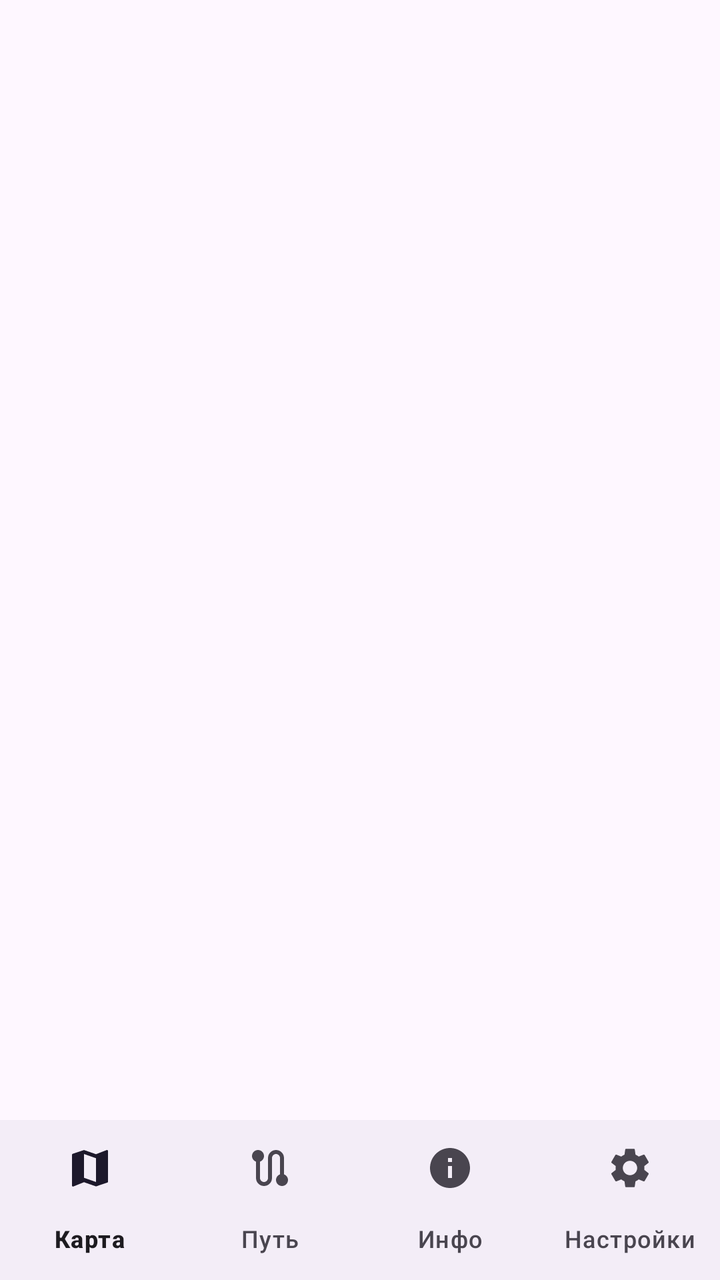
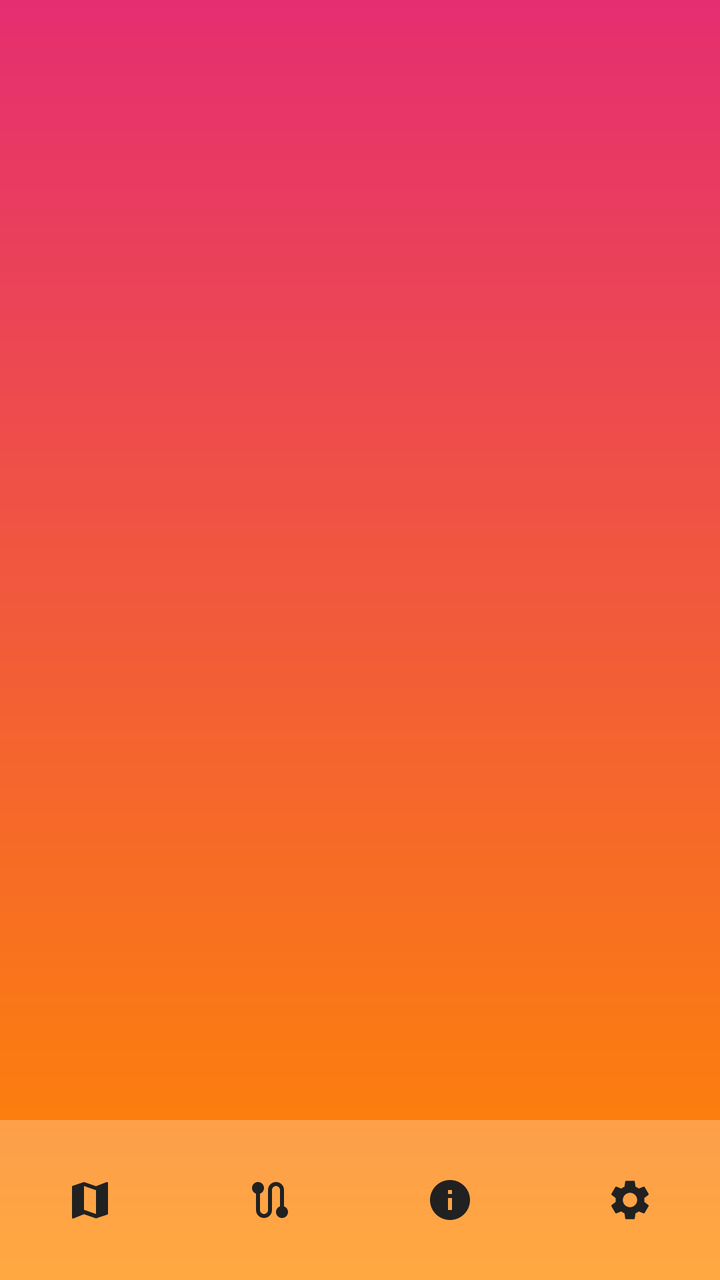

Before-and-after screenshots of an Android layout around one commit, followed by the original layout XML and the change that was made.
<!-- AndroidManifest.xml: application theme Theme.WhereAmI -->
<!-- res/layout/activity_main.xml -->
<?xml version="1.0" encoding="utf-8"?>
<LinearLayout
    xmlns:android="http://schemas.android.com/apk/res/android"
    xmlns:app="http://schemas.android.com/apk/res-auto"
    android:id="@+id/main"
    android:layout_width="match_parent"
    android:layout_height="match_parent"
    android:orientation="vertical">

    <androidx.fragment.app.FragmentContainerView
        android:id="@+id/fragment_container"
        android:layout_width="match_parent"
        android:layout_height="0dp"
        android:layout_weight="1" />

    <com.google.android.material.bottomnavigation.BottomNavigationView
        android:id="@+id/bottom_nav"
        android:layout_width="match_parent"
        android:layout_height="wrap_content"
        app:labelVisibilityMode="labeled"
        app:menu="@menu/bottom_nav_menu" />

</LinearLayout>
<!-- resources referenced by this layout -->
<resources>
  <style name="Theme.WhereAmI" parent="Base.Theme.WhereAmI" />
  <style name="Base.Theme.WhereAmI" parent="Theme.Material3.DayNight.NoActionBar">
          
          
      </style>
</resources>

<!-- the commit's change to res/layout/activity_main.xml (unified diff, before → after) -->
@@ -17,7 +17,11 @@
         android:id="@+id/bottom_nav"
         android:layout_width="match_parent"
         android:layout_height="wrap_content"
-        app:labelVisibilityMode="labeled"
+        android:background="@color/brand_translucent_white"
+        app:backgroundTint="@color/brand_translucent_white"
+        app:labelVisibilityMode="unlabeled"
+        app:itemIconTint="@color/brand_dark"
+        app:itemActiveIndicatorStyle="@style/Widget.WhereAmI.BottomNav.ActiveIndicator"
         app:menu="@menu/bottom_nav_menu" />
 
 </LinearLayout>
<!-- resource entries referenced after the edit -->
@@ -1,9 +1,30 @@
 <!-- resources referenced by this layout -->
 <resources>
+  <color name="brand_dark">#212121</color>
+  <color name="brand_translucent_white">#80FFFFFF</color>
+  <style name="Widget.WhereAmI.BottomNav.ActiveIndicator" parent="Widget.Material3.BottomNavigationView.ActiveIndicator">
+          <item name="android:color">@color/brand_translucent_white</item>
+      </style>
   <style name="Theme.WhereAmI" parent="Base.Theme.WhereAmI" />
   <style name="Base.Theme.WhereAmI" parent="Theme.Material3.DayNight.NoActionBar">
           
+          <item name="android:windowBackground">@drawable/bg_gradient</item>
           
+          <item name="android:textColorPrimary">@color/brand_on_gradient</item>
+          <item name="android:textColorSecondary">@color/brand_on_gradient</item>
       </style>
+  <!-- drawable bg_gradient (drawable) -->
+  <?xml version="1.0" encoding="utf-8"?>
+  <shape xmlns:android="http://schemas.android.com/apk/res/android"
+      android:shape="rectangle">
+      <gradient
+          android:type="linear"
+          android:angle="270"
+          android:startColor="@color/brand_pink"
+          android:endColor="@color/brand_orange" />
+  </shape>
+  <color name="brand_on_gradient">#E6FFFFFF</color>
+  <color name="brand_pink">#E52E71</color>
+  <color name="brand_orange">#FF8A00</color>
 </resources>
 
